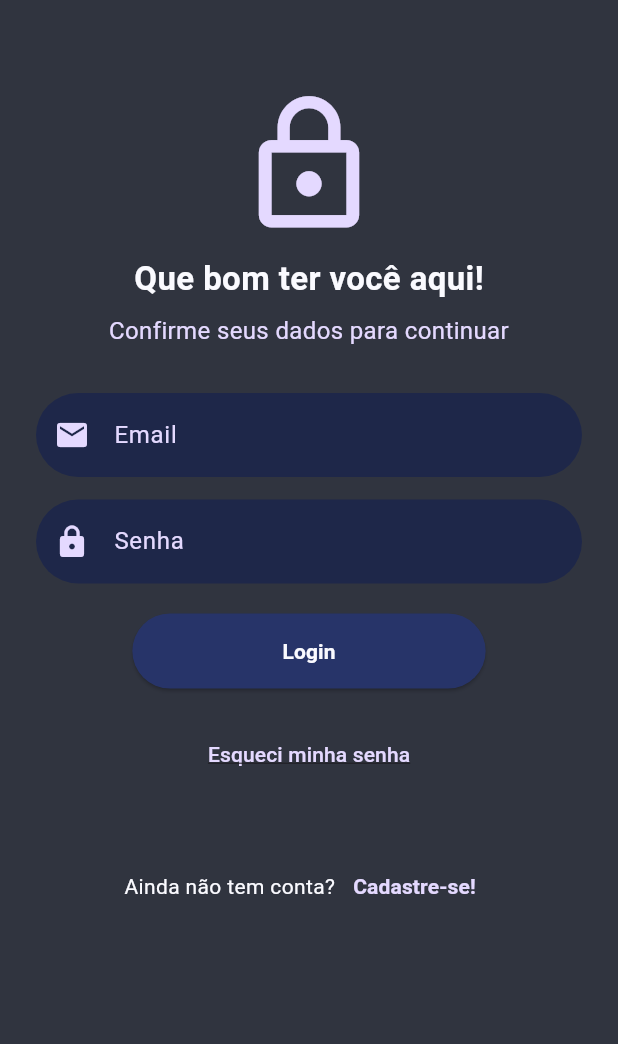
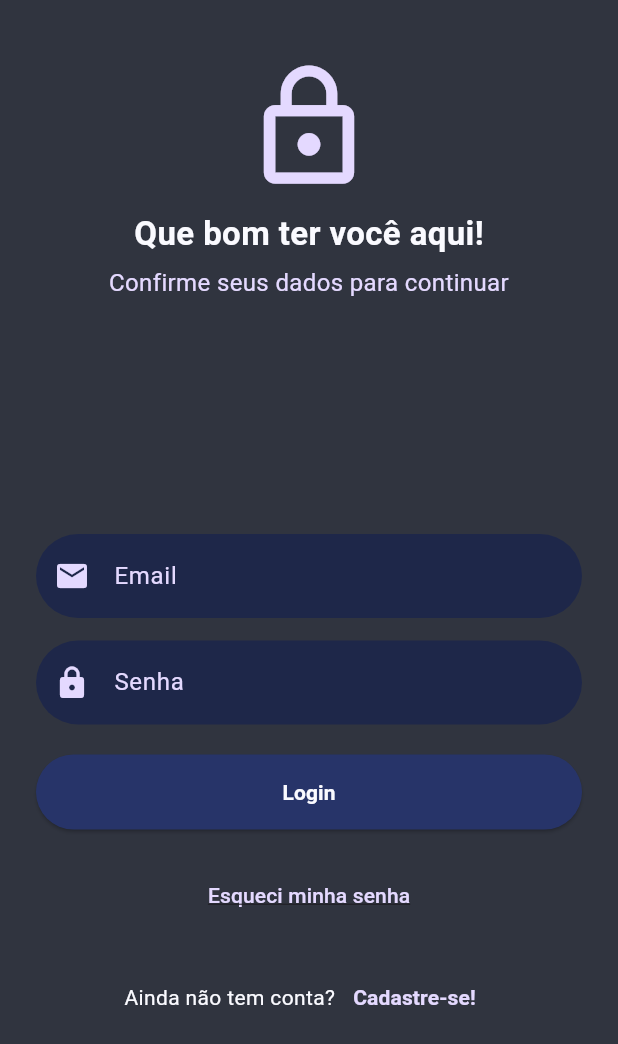
Before and after one commit to jnrpalma/chc-automotive, a Flutter app: the screen it shows after launch, on a phone screen of 412 x 824 dp. Shown: the top 1044 px of the screen. Run offline on Flutter 3.47's test engine with Material 3 defaults, Android fonts, the phone set to English and light mode, and no system bars; our stand-ins replace cloud_firestore, firebase_auth, firebase_core, image_picker; accounts and stored records are empty.

```diff
--- /dev/null
+++ b/lib/utils/app_colors.dart
@@ -0,0 +1,9 @@
+import 'package:flutter/material.dart';
+
+class AppColors {
+  static const Color background = Color(0xFF30343F); // Gunmetal
+  static const Color primary = Color(0xFF1E2749); // Space Cadet
+  static const Color secondary = Color(0xFF273469); // Delft Blue
+  static const Color accent = Color(0xFFE4D9FF); // Periwinkle
+  static const Color textLight = Color(0xFFFAFAFF); // Ghost White
+}
--- a/lib/views/login_page.dart
+++ b/lib/views/login_page.dart
@@ -2,6 +2,7 @@ import 'package:flutter/material.dart';
 import 'package:firebase_auth/firebase_auth.dart';
 import 'package:chc_aesthetics/views/register_page.dart';
 import 'package:chc_aesthetics/views/home_page.dart';
+import 'package:chc_aesthetics/utils/app_colors.dart'; // Importando cores centralizadas
 
 class LoginPage extends StatefulWidget {
   const LoginPage({Key? key}) : super(key: key);
@@ -20,38 +21,40 @@ class _LoginPageState extends State<LoginPage> {
   @override
   Widget build(BuildContext context) {
     return Scaffold(
-      resizeToAvoidBottomInset:
-          false, // Impede que o layout se mova com o teclado
-      backgroundColor: const Color(0xFF30343F), // Fundo Gunmetal
-      body: LayoutBuilder(
-        builder: (context, constraints) {
-          return Column(
+      resizeToAvoidBottomInset: false, // Impede que o layout inteiro se mova
+      backgroundColor: AppColors.background,
+      body: GestureDetector(
+        onTap: () =>
+            FocusScope.of(context).unfocus(), // Fecha o teclado ao tocar fora
+        child: SafeArea(
+          child: Stack(
+            children: [
+              Column(
                 children: [
                   // **Cabeçalho fixo**
-              Container(
-                padding: const EdgeInsets.only(top: 60, bottom: 30),
-                color: Colors.transparent,
+                  Padding(
+                    padding: const EdgeInsets.only(top: 40),
                     child: Column(
                       children: [
                         const Icon(
                           Icons.lock_outline,
-                      size: 100,
-                      color: Color(0xFFE4D9FF), // Periwinkle
+                          size: 90, // Tamanho ajustado
+                          color: AppColors.accent, // Periwinkle
                         ),
                         const SizedBox(height: 10),
                         const Text(
                           "Que bom ter você aqui!",
                           style: TextStyle(
-                        color: Color(0xFFFAFAFF), // Ghost White
+                            color: AppColors.textLight, // Ghost White
                             fontSize: 22,
                             fontWeight: FontWeight.bold,
                           ),
                         ),
-                    const SizedBox(height: 8),
+                        const SizedBox(height: 6),
                         const Text(
                           "Confirme seus dados para continuar",
                           style: TextStyle(
-                        color: Color(0xFFE4D9FF), // Periwinkle
+                            color: AppColors.accent, // Periwinkle
                             fontSize: 16,
                           ),
                           textAlign: TextAlign.center,
@@ -59,39 +62,47 @@ class _LoginPageState extends State<LoginPage> {
                       ],
                     ),
                   ),
+                  const Spacer(), // Garante que o cabeçalho não suba
 
-              // **Área Rolável dos Campos**
+                  // **Campos do formulário com rolagem**
                   Expanded(
+                    flex: 3, // Garante uma proporção equilibrada
                     child: SingleChildScrollView(
                       padding: const EdgeInsets.symmetric(horizontal: 24),
                       child: Column(
                         children: [
-                      _buildTextField(_emailController, "Email", Icons.email),
+                          _buildTextField(
+                              _emailController, "Email", Icons.email),
                           const SizedBox(height: 15),
-                      _buildTextField(_passwordController, "Senha", Icons.lock,
+                          _buildTextField(
+                              _passwordController, "Senha", Icons.lock,
                               obscureText: true),
                           const SizedBox(height: 20),
 
                           // **Botão de Login**
-                      ElevatedButton(
+                          SizedBox(
+                            width: double.infinity,
+                            child: ElevatedButton(
                               onPressed: _isLoading ? null : _loginUser,
                               style: ElevatedButton.styleFrom(
                                 backgroundColor:
-                              const Color(0xFF273469), // Delft Blue
+                                    AppColors.secondary, // Delft Blue
                                 shape: RoundedRectangleBorder(
                                   borderRadius: BorderRadius.circular(30),
                                 ),
-                          padding: const EdgeInsets.symmetric(
-                              horizontal: 100, vertical: 15),
+                                padding:
+                                    const EdgeInsets.symmetric(vertical: 15),
                               ),
                               child: _isLoading
                                   ? const CircularProgressIndicator(
-                                color: Color(0xFFFAFAFF))
+                                      color: AppColors.textLight)
                                   : const Text(
                                       "Login",
                                       style: TextStyle(
-                                  color: Color(0xFFFAFAFF), // Ghost White
+                                        color:
+                                            AppColors.textLight, // Ghost White
                                         fontWeight: FontWeight.bold,
+                                      ),
                                     ),
                             ),
                           ),
@@ -101,35 +112,34 @@ class _LoginPageState extends State<LoginPage> {
                           TextButton(
                             onPressed: _resetPassword,
                             style: TextButton.styleFrom(
-                          foregroundColor:
-                              const Color(0xFFE4D9FF), // Periwinkle
+                              foregroundColor: AppColors.accent, // Periwinkle
                             ),
                             child: const Text(
                               "Esqueci minha senha",
                               style: TextStyle(
-                            decoration: TextDecoration.underline,
+                                  decoration: TextDecoration.underline),
                             ),
                           ),
-                      ),
-                      const SizedBox(height: 40),
+                          const SizedBox(height: 20),
 
                           // **Link para cadastro**
                           Row(
                             mainAxisAlignment: MainAxisAlignment.center,
                             children: [
                               const Text("Ainda não tem conta?",
-                              style: TextStyle(color: Color(0xFFFAFAFF))),
+                                  style: TextStyle(color: AppColors.textLight)),
                               TextButton(
                                 onPressed: () {
                                   Navigator.push(
                                     context,
                                     MaterialPageRoute(
-                                    builder: (context) => const RegisterPage()),
+                                        builder: (context) =>
+                                            const RegisterPage()),
                                   );
                                 },
                                 style: TextButton.styleFrom(
                                   foregroundColor:
-                                  const Color(0xFFE4D9FF), // Periwinkle
+                                      AppColors.accent, // Periwinkle
                                 ),
                                 child: const Text(
                                   "Cadastre-se!",
@@ -138,13 +148,19 @@ class _LoginPageState extends State<LoginPage> {
                               ),
                             ],
                           ),
+
+                          // **Compensação para teclado**
+                          SizedBox(
+                              height: MediaQuery.of(context).viewInsets.bottom),
                         ],
                       ),
                     ),
                   ),
                 ],
-          );
-        },
+              ),
+            ],
+          ),
+        ),
       ),
     );
   }
@@ -177,7 +193,7 @@ class _LoginPageState extends State<LoginPage> {
     } finally {
       setState(() {
         _isLoading = false;
-      }); // Corrigido o fechamento correto
+      });
     }
   }
 
@@ -217,17 +233,17 @@ class _LoginPageState extends State<LoginPage> {
       controller: controller,
       obscureText: obscureText,
       keyboardType: keyboardType,
-      style: const TextStyle(color: Color(0xFFFAFAFF)), // Ghost White
+      style: const TextStyle(color: AppColors.textLight), // Ghost White
       decoration: InputDecoration(
         labelText: label,
-        labelStyle: const TextStyle(color: Color(0xFFE4D9FF)), // Periwinkle
+        labelStyle: const TextStyle(color: AppColors.accent), // Periwinkle
         filled: true,
-        fillColor: const Color(0xFF1E2749), // Space Cadet (fundo do campo)
+        fillColor: AppColors.primary,
         border: OutlineInputBorder(
           borderRadius: BorderRadius.circular(30),
           borderSide: BorderSide.none,
         ),
-        prefixIcon: Icon(icon, color: const Color(0xFFE4D9FF)), // Periwinkle
+        prefixIcon: Icon(icon, color: AppColors.accent), // Periwinkle
       ),
     );
   }
--- a/pubspec.yaml
+++ b/pubspec.yaml
@@ -38,6 +38,7 @@ dependencies:
   cloud_firestore: ^5.6.2
   firebase_auth: ^5.4.1
   image_picker: ^1.1.2
+  firebase_storage: ^12.4.1
 
 dev_dependencies:
   flutter_test:
```
Also changed, not shown: lib/components/service_card.dart (added, +70 -0 lines), lib/views/home_page.dart (+86 -95 lines), lib/views/register_page.dart (+13 -14 lines), pubspec.lock, 3 other files. Lines whose indentation alone changed are shown as unchanged.
